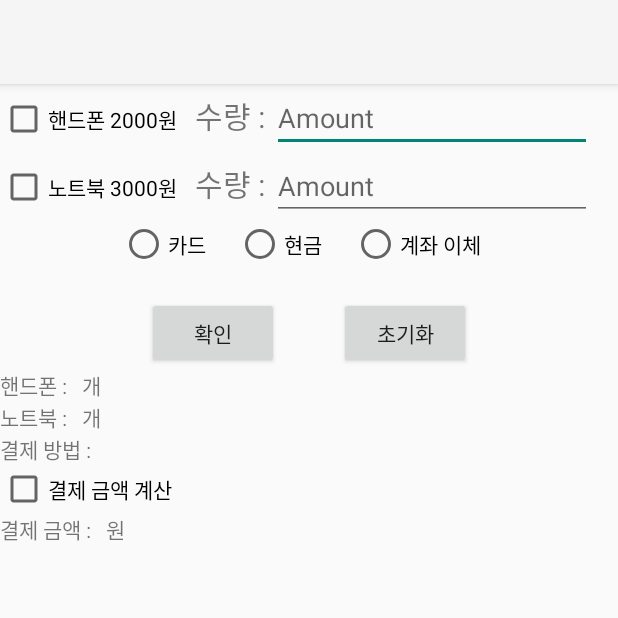
After one commit to Hod0ri/2021-Programming-Study, an Android app: the Test2Activity screen opened directly, with no data from a screen before it, on a phone screen of 412 x 824 dp, the top half of it. The commit adds this screen. Run offline under Robolectric (Android 15) with nearby library versions, the phone set to English and light mode, and no system bars.

Commit message:
[ Android ] - MidTerm Review (Implement View2)

```diff
--- a/College-Lecture/Android/MidTerm_Review/app/src/main/AndroidManifest.xml
+++ b/College-Lecture/Android/MidTerm_Review/app/src/main/AndroidManifest.xml
@@ -9,6 +9,9 @@
         android:roundIcon="@mipmap/ic_launcher_round"
         android:supportsRtl="true"
         android:theme="@style/Theme.MidTerm_Review">
+        <activity
+            android:name=".Test2Activity"
+            android:exported="false" />
         <activity
             android:name=".Test1Activity"
             android:exported="false" />
--- a/College-Lecture/Android/MidTerm_Review/app/src/main/java/com/example/midterm_review/MainActivity.java
+++ b/College-Lecture/Android/MidTerm_Review/app/src/main/java/com/example/midterm_review/MainActivity.java
@@ -9,7 +9,7 @@ import android.widget.Button;
 
 public class MainActivity extends AppCompatActivity {
 
-    private Button btn_test1;
+    private Button btn_test1, btn_test2;
 
     @Override
     protected void onCreate(Bundle savedInstanceState) {
@@ -17,6 +17,7 @@ public class MainActivity extends AppCompatActivity {
         setContentView(R.layout.activity_main);
 
         btn_test1 = findViewById(R.id.btn_test1);
+        btn_test2 = findViewById(R.id.btn_test2);
 
         btn_test1.setOnClickListener(new View.OnClickListener() {
             @Override
@@ -25,5 +26,13 @@ public class MainActivity extends AppCompatActivity {
                 startActivity(mintent);
             }
         });
+
+        btn_test2.setOnClickListener(new View.OnClickListener() {
+            @Override
+            public void onClick(View v) {
+                Intent mintent = new Intent(MainActivity.this, Test2Activity.class);
+                startActivity(mintent);
+            }
+        });
     }
 }
--- /dev/null
+++ b/College-Lecture/Android/MidTerm_Review/app/src/main/java/com/example/midterm_review/Test2Activity.java
@@ -0,0 +1,118 @@
+package com.example.midterm_review;
+
+import androidx.appcompat.app.AppCompatActivity;
+
+import android.os.Bundle;
+import android.view.View;
+import android.widget.Button;
+import android.widget.CheckBox;
+import android.widget.EditText;
+import android.widget.RadioButton;
+import android.widget.TextView;
+import android.widget.Toast;
+
+public class Test2Activity extends AppCompatActivity {
+
+    // Init GUI Variable
+    private Button btn_init, btn_commit;
+    private TextView lb_result, lb_pay, lb_add, lb_cellphone, lb_notebook;
+    private EditText edt_cellphone, edt_notebook;
+    private CheckBox chk_cellphone, chk_notebook, chk_calc;
+    private RadioButton rd_card, rd_online, rd_money;
+
+    @Override
+    protected void onCreate(Bundle savedInstanceState) {
+        super.onCreate(savedInstanceState);
+        setContentView(R.layout.activity_test2);
+
+        // Link GUI by id
+        btn_init = findViewById(R.id.btn_init);
+        btn_commit = findViewById(R.id.btn_commit);
+
+        lb_add = findViewById(R.id.lb_add);
+        lb_result = findViewById(R.id.lb_result);
+        lb_pay = findViewById(R.id.lb_pay);
+        lb_cellphone = findViewById(R.id.lb_cellphone);
+        lb_notebook = findViewById(R.id.lb_notebook);
+
+        edt_cellphone = findViewById(R.id.edt_cellphone);
+        edt_notebook = findViewById(R.id.edt_notebook);
+        chk_calc = findViewById(R.id.chk_calc);
+        chk_cellphone = findViewById(R.id.chk_cellphone);
+        chk_notebook = findViewById(R.id.chk_notebook);
+
+        rd_card = findViewById(R.id.rd_card);
+        rd_online = findViewById(R.id.rd_online);
+        rd_money = findViewById(R.id.rd_money);
+
+
+        btn_commit.setOnClickListener(new View.OnClickListener() {
+            @Override
+            public void onClick(View v) {
+                String amount_phone, amount_notebook;
+
+                if(chk_cellphone.isChecked()) {
+                    amount_phone = edt_cellphone.getText().toString();
+                } else {
+                    amount_phone = "0";
+                }
+
+                if(chk_notebook.isChecked()) {
+                    amount_notebook = edt_notebook.getText().toString();
+                } else {
+                    amount_notebook = "0";
+                }
+
+                // Set Result
+                lb_cellphone.setText(amount_phone);
+                lb_notebook.setText(amount_notebook);
+
+                if(rd_card.isChecked()) {
+                    lb_pay.setText("카드");
+                    lb_add.setText("");
+                } else if(rd_money.isChecked()) {
+                    lb_pay.setText("현금");
+                    lb_add.setText("");
+                } else if(rd_online.isChecked()) {
+                    lb_pay.setText("계좌 이체");
+                    lb_add.setText("대림은행 123-4567-890");
+                } else {
+                    lb_pay.setText("Error");
+                    Toast.makeText(getApplicationContext(), "결제 수단을 선택해주세요!", Toast.LENGTH_SHORT).show();
+                }
+
+                if(chk_calc.isChecked()) {
+                    int cellphone = Integer.parseInt(amount_phone);
+                    int notebook = Integer.parseInt(amount_notebook);
+
+                    int result = cellphone * 2000 + notebook * 3000;
+                    lb_result.setText(result + "");
+                }
+
+            }
+        });
+
+        btn_init.setOnClickListener(new View.OnClickListener() {
+            @Override
+            public void onClick(View v) {
+                lb_result.setText("");
+                lb_cellphone.setText("");
+                lb_add.setText("");
+                lb_pay.setText("");
+                lb_notebook.setText("");
+
+                chk_calc.setChecked(false);
+                chk_notebook.setChecked(false);
+                chk_cellphone.setChecked(false);
+
+                rd_online.setChecked(false);
+                rd_money.setChecked(false);
+                rd_card.setChecked(false);
+
+                edt_notebook.setText("");
+                edt_cellphone.setText("");
+            }
+        });
+
+    }
+}
--- a/College-Lecture/Android/MidTerm_Review/app/src/main/res/layout/activity_main.xml
+++ b/College-Lecture/Android/MidTerm_Review/app/src/main/res/layout/activity_main.xml
@@ -15,4 +15,12 @@
         android:text="Test1"
         android:backgroundTint="#2196F3"
         />
+
+    <Button
+        android:id="@+id/btn_test2"
+        android:layout_width="match_parent"
+        android:layout_height="wrap_content"
+        android:text="Test2"
+        android:backgroundTint="#4CAF50"
+        />
 </LinearLayout>
--- /dev/null
+++ b/College-Lecture/Android/MidTerm_Review/app/src/main/res/layout/activity_test2.xml
@@ -0,0 +1,220 @@
+<?xml version="1.0" encoding="utf-8"?>
+<LinearLayout xmlns:android="http://schemas.android.com/apk/res/android"
+    xmlns:app="http://schemas.android.com/apk/res-auto"
+    xmlns:tools="http://schemas.android.com/tools"
+    android:layout_width="match_parent"
+    android:layout_height="match_parent"
+    android:orientation="vertical"
+    tools:context=".MainActivity">
+
+
+    <LinearLayout
+        android:layout_width="wrap_content"
+        android:layout_height="wrap_content"
+        android:orientation="horizontal">
+
+        <CheckBox
+            android:id="@+id/chk_cellphone"
+            android:layout_width="match_parent"
+            android:layout_height="wrap_content"
+            android:layout_marginRight="12dp"
+            android:text="핸드폰 2000원" />
+
+        <TextView
+            android:layout_width="wrap_content"
+            android:layout_height="wrap_content"
+            android:text="수량 : "
+            android:textSize="20dp" />
+
+        <EditText
+            android:id="@+id/edt_cellphone"
+            android:layout_width="match_parent"
+            android:layout_height="wrap_content"
+            android:ems="10"
+            android:hint="Amount"
+            android:inputType="textPersonName" />
+
+    </LinearLayout>
+
+    <LinearLayout
+        android:layout_width="wrap_content"
+        android:layout_height="wrap_content"
+        android:orientation="horizontal">
+
+        <CheckBox
+            android:id="@+id/chk_notebook"
+            android:layout_width="match_parent"
+            android:layout_height="wrap_content"
+            android:layout_marginRight="12dp"
+            android:text="노트북 3000원" />
+        <TextView
+            android:layout_width="wrap_content"
+            android:layout_height="wrap_content"
+            android:textSize="20dp"
+            android:text="수량 : " />
+
+        <EditText
+            android:id="@+id/edt_notebook"
+            android:layout_width="match_parent"
+            android:layout_height="wrap_content"
+            android:ems="10"
+            android:inputType="textPersonName"
+            android:hint="Amount" />
+    </LinearLayout>
+
+
+    <RadioGroup
+        android:layout_width="match_parent"
+        android:layout_height="wrap_content"
+        android:orientation="horizontal"
+        >
+
+        <RadioButton
+            android:id="@+id/rd_card"
+            android:layout_width="wrap_content"
+            android:layout_height="wrap_content"
+            android:layout_marginLeft="80dp"
+            android:text="카드" />
+
+        <RadioButton
+            android:id="@+id/rd_money"
+            android:layout_width="wrap_content"
+            android:layout_height="wrap_content"
+            android:layout_marginLeft="20dp"
+            android:text="현금" />
+
+        <RadioButton
+            android:id="@+id/rd_online"
+            android:layout_width="wrap_content"
+            android:layout_height="wrap_content"
+            android:layout_marginLeft="20dp"
+            android:text="계좌 이체" />
+
+    </RadioGroup>
+    <TextView
+        android:id="@+id/lb_add"
+        android:layout_width="match_parent"
+        android:layout_height="wrap_content"
+        android:text="  " />
+
+    <LinearLayout
+        android:layout_width="wrap_content"
+        android:layout_height="wrap_content"
+        android:orientation="horizontal"
+        android:layout_gravity="center">
+
+
+        <Button
+            android:id="@+id/btn_commit"
+            android:layout_width="wrap_content"
+            android:layout_height="wrap_content"
+            android:layout_marginRight="40dp"
+            android:text="확인" />
+
+        <Button
+            android:id="@+id/btn_init"
+            android:layout_width="wrap_content"
+            android:layout_height="wrap_content"
+            android:layout_weight="1"
+            android:text="초기화" />
+    </LinearLayout>
+
+    <LinearLayout
+        android:layout_width="wrap_content"
+        android:layout_height="wrap_content"
+        android:orientation="horizontal">
+
+
+        <TextView
+            android:layout_width="match_parent"
+            android:layout_height="wrap_content"
+            android:text="핸드폰 : " />
+
+        <TextView
+            android:id="@+id/lb_cellphone"
+            android:layout_width="match_parent"
+            android:layout_height="wrap_content"
+            android:layout_weight="1"
+            android:text="  " />
+        <TextView
+            android:layout_width="match_parent"
+            android:layout_height="wrap_content"
+            android:layout_weight="1"
+            android:text="개" />
+    </LinearLayout>
+    <LinearLayout
+        android:layout_width="wrap_content"
+        android:layout_height="wrap_content"
+        android:orientation="horizontal">
+
+
+        <TextView
+            android:layout_width="match_parent"
+            android:layout_height="wrap_content"
+            android:text="노트북 : " />
+
+        <TextView
+            android:id="@+id/lb_notebook"
+            android:layout_width="match_parent"
+            android:layout_height="wrap_content"
+            android:layout_weight="1"
+            android:text="  " />
+        <TextView
+            android:layout_width="match_parent"
+            android:layout_height="wrap_content"
+            android:layout_weight="1"
+            android:text="개" />
+    </LinearLayout>
+    <LinearLayout
+        android:layout_width="wrap_content"
+        android:layout_height="wrap_content"
+        android:orientation="horizontal">
+
+
+        <TextView
+            android:layout_width="match_parent"
+            android:layout_height="wrap_content"
+            android:text="결제 방법 : " />
+
+        <TextView
+            android:id="@+id/lb_pay"
+            android:layout_width="match_parent"
+            android:layout_height="wrap_content"
+            android:layout_weight="1"
+            android:text="  " />
+
+    </LinearLayout>
+
+    <CheckBox
+        android:id="@+id/chk_calc"
+        android:layout_width="match_parent"
+        android:layout_height="wrap_content"
+        android:text="결제 금액 계산" />
+
+    <LinearLayout
+        android:layout_width="wrap_content"
+        android:layout_height="wrap_content"
+        android:orientation="horizontal">
+
+
+        <TextView
+            android:layout_width="match_parent"
+            android:layout_height="wrap_content"
+            android:text="결제 금액 : " />
+
+        <TextView
+            android:id="@+id/lb_result"
+            android:layout_width="match_parent"
+            android:layout_height="wrap_content"
+            android:layout_weight="1"
+            android:text="  " />
+
+        <TextView
+            android:layout_width="match_parent"
+            android:layout_height="wrap_content"
+            android:layout_weight="1"
+            android:text="원" />
+
+    </LinearLayout>
+
+</LinearLayout>
```
